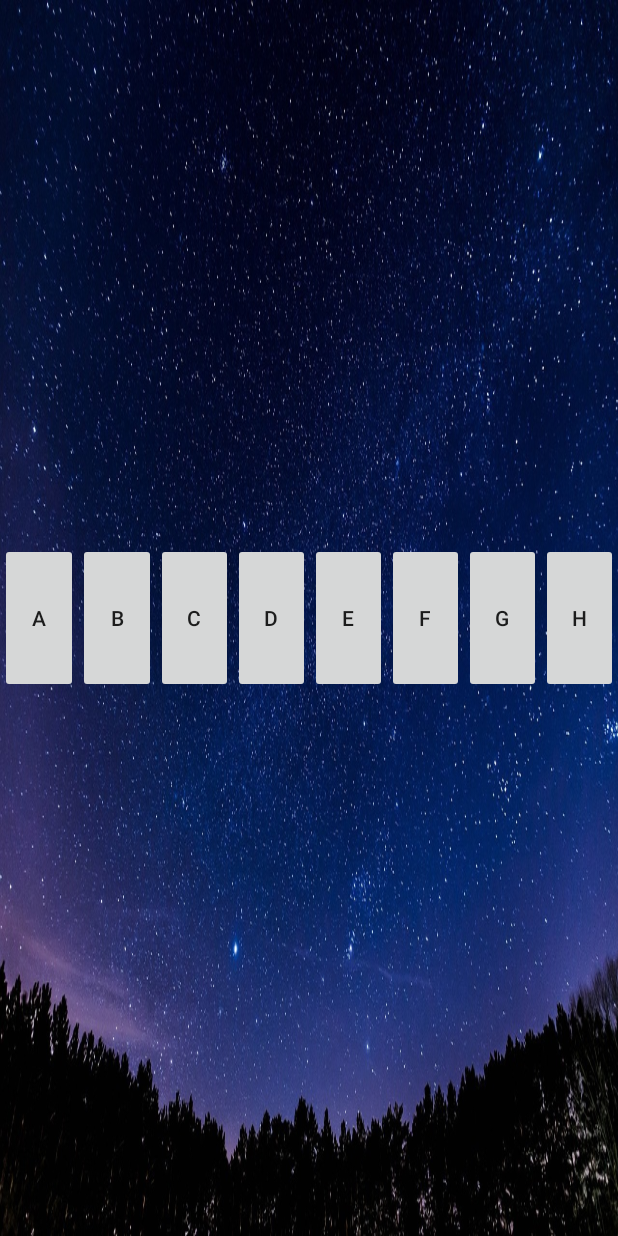
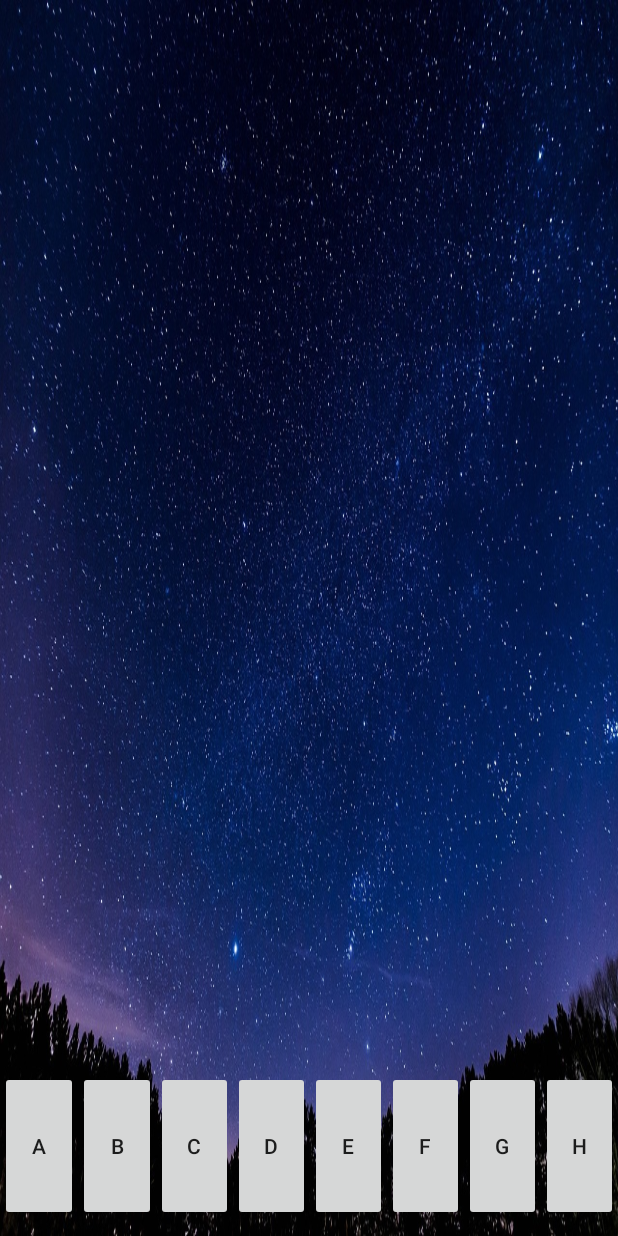
Before and after one commit to robflett/Peenie_Paint, an Android app: the TuneActivity screen opened directly, with no data from a screen before it, on a phone screen of 412 x 824 dp. Run offline under Robolectric (Android 15) with nearby library versions, the phone set to English and light mode, and no system bars.

Commit message:
keyboard moved down in layout

```diff
--- a/app/src/main/java/com/codeclan/peeniepaint/TuneActivity.java
+++ b/app/src/main/java/com/codeclan/peeniepaint/TuneActivity.java
@@ -110,9 +110,9 @@ public class TuneActivity extends AppCompatActivity {
             }
         });
 
-        mp = MediaPlayer.create(getApplicationContext(), R.raw.heartandsoul);
-
-        mp.start();
+//        mp = MediaPlayer.create(getApplicationContext(), R.raw.heartandsoul);
+//
+//        mp.start();
     }
 
     @Override
--- a/app/src/main/res/layout/activity_tune.xml
+++ b/app/src/main/res/layout/activity_tune.xml
@@ -10,9 +10,11 @@
         android:layout_width="wrap_content"
         android:layout_height="wrap_content"
         android:orientation="horizontal"
-        android:layout_centerInParent="true"
         android:weightSum="8"
-        >
+        android:layout_alignParentBottom="true"
+        android:layout_alignParentLeft="true"
+        android:layout_alignParentStart="true"
+        android:layout_marginBottom="10dp">
 
         <Button
             android:layout_width="wrap_content"
```
Also changed, not shown: app/src/main/java/com/codeclan/peeniepaint/TuneView.java (deleted, +0 -161 lines).
